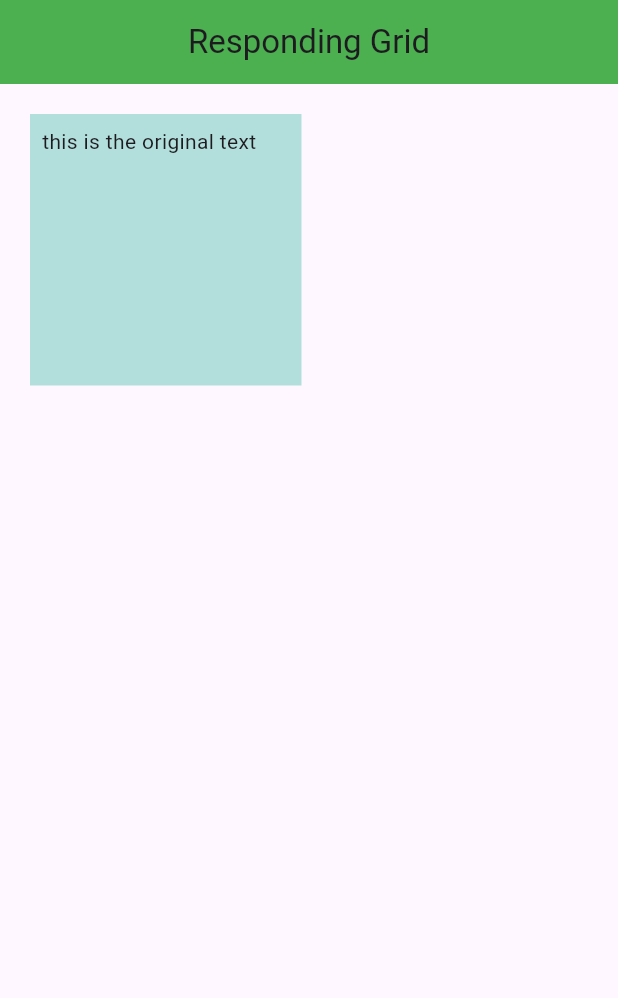
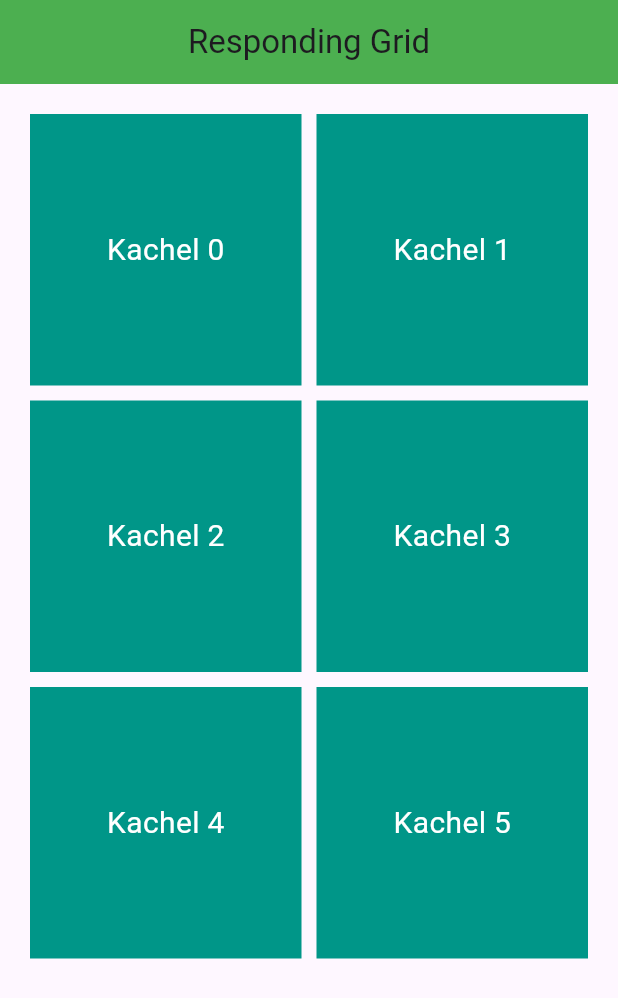
Before and after one commit to SHADOW383-svg/First-Flutter, a Flutter app: the screen it shows after launch, on a phone screen of 412 x 824 dp. Shown: the top 998 px of the screen. Run offline on Flutter 3.47's test engine with Material 3 defaults, Android fonts, the light colour scheme and no system bars.

Commit message:
Grid with each reacting field

```diff
--- a/lib/main.dart
+++ b/lib/main.dart
@@ -4,20 +4,13 @@ void main() {
   runApp(const MyApp());
 }
 
-//Globales WIdget -> beschreibt festgelegte Parameter der App im ganzen
+// Globales Widget -> beschreibt festgelegte Parameter der App im ganzen
 class MyApp extends StatelessWidget {
   const MyApp({super.key});
 
   @override
   Widget build(BuildContext context) {
-    return MaterialApp(
-      title: 'Deine App', //Name der App für das Gerät
-      theme: ThemeData(
-        primarySwatch: Colors.green,
-      ), //Gloable/Standart Farbe der App
-      home:
-          const HomePage(), //Welche Seite/Widget beim starten der App gezeigt wird
-    );
+    return const MaterialApp(title: 'Deine App', home: HomePage());
   }
 }
 
@@ -29,18 +22,14 @@ class HomePage extends StatefulWidget {
 }
 
 class _HomePageState extends State<HomePage> {
-  String originalText = "This text has been changed";
-  String get toggle => originalText;
-  String newText = "this is the original text";
+  // Name konsistent: tileColors
+  List<Color> tileColors = List.generate(6, (_) => Colors.teal);
 
-  void changeText() {
+  void toggle(int index) {
     setState(() {
-      //Toggle for the replacing text logic
-      if (newText == originalText) {
-        newText = "this is the original text";
-      } else {
-        newText = originalText;
-      }
+      tileColors[index] = tileColors[index] == Colors.teal
+          ? Colors.red
+          : Colors.green;
     });
   }
 
@@ -48,27 +37,34 @@ class _HomePageState extends State<HomePage> {
   Widget build(BuildContext context) {
     return Scaffold(
       appBar: AppBar(
-        title: Text("Responding Grid"),
+        title: const Text("Responding Grid"),
         centerTitle: true,
         backgroundColor: Colors.green,
       ),
-
-      body: GridView.count(
-        primary: false,
+      body: GridView.builder(
         padding: const EdgeInsets.all(20),
-        crossAxisSpacing: 10,
-        mainAxisSpacing: 10,
-        crossAxisCount: 2,
-        children: <Widget>[
-          GestureDetector(
-            onTap: changeText,
+        // gridDelegate ist zwingend bei GridView.builder
+        gridDelegate: const SliverGridDelegateWithFixedCrossAxisCount(
+          crossAxisCount: 2, // Anzahl Spalten
+          crossAxisSpacing: 10, // Abstand horizontal
+          mainAxisSpacing: 10, // Abstand vertikal
+          // optional: childAspectRatio: 1, // Seitenverhältnis der Zellen
+        ),
+        itemCount: tileColors.length,
+        itemBuilder: (context, index) {
+          return GestureDetector(
+            onTap: () => toggle(index),
             child: Container(
-              padding: const EdgeInsets.all(8),
-              color: Colors.teal[100],
-              child: Text(newText),
+              color: tileColors[index],
+              child: Center(
+                child: Text(
+                  "Kachel $index",
+                  style: const TextStyle(fontSize: 20, color: Colors.white),
+                ),
+              ),
             ),
-          ),
-        ],
+          );
+        },
       ),
     );
   }
```
Also changed, not shown: 1 other file.
